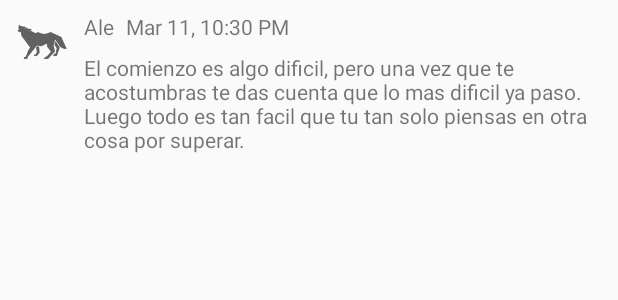
After one commit to Aleniten/Smack, an Android app: the layout message_list_view.xml on its own in the app's theme, with its tools: preview values and no code run, on a phone screen of 412 x 824 dp. The commit adds this screen. Shown: the top 300 px of the screen. Run offline under Robolectric (Android 15) with nearby library versions, the phone set to English and light mode, and no system bars.

Commit message:
messages working fine

```diff
--- a/app/src/main/java/com/aleapp/smack/Model/Message.kt
+++ b/app/src/main/java/com/aleapp/smack/Model/Message.kt
@@ -1,4 +1,4 @@
 package com.aleapp.smack.Model
 
-class Message constructor(val message: String, val userName: String, val channelId: String, val userAvatar: String
+class Message constructor(val message: String, val userName: String, val channelId: String, val userAvatar: String,
                             val userAvatarColor: String, val id: String, val timeStamp: String)
--- a/app/src/main/java/com/aleapp/smack/Services/UserDataService.kt
+++ b/app/src/main/java/com/aleapp/smack/Services/UserDataService.kt
@@ -22,6 +22,8 @@ object UserDataService {
         App.prefs.authToken = ""
         App.prefs.userEmail = ""
         App.prefs.isLoogedIn = false
+        MessageService.clearMessages()
+        MessageService.clearChannels()
 
     }
 
--- a/app/src/main/java/com/aleapp/smack/Utilities/Constatns.kt
+++ b/app/src/main/java/com/aleapp/smack/Utilities/Constatns.kt
@@ -8,6 +8,7 @@ const val URL_LOGIN = "${BASE_URL}account/login"
 const val URL_CREATE_USER = "${BASE_URL}user/add"
 const val URL_GET_USER = "${BASE_URL}user/byEmail/"
 const val URL_GET_CHANNELS = "${BASE_URL}channel/"
+const val URL_GET_MESSAGES = "${BASE_URL}message/byChannel/"
 
 // Broadcast Constants
 const val BROADCAST_USER_DATA_CHANGE = "BROADCAST_USER_DATA_CHANGE"
--- /dev/null
+++ b/app/src/main/res/layout/message_list_view.xml
@@ -0,0 +1,34 @@
+<?xml version="1.0" encoding="utf-8"?>
+<android.support.constraint.ConstraintLayout xmlns:android="http://schemas.android.com/apk/res/android"
+                                             xmlns:app="http://schemas.android.com/apk/res-auto"
+                                             xmlns:tools="http://schemas.android.com/tools"
+                                             android:layout_width="match_parent"
+                                             android:layout_height="wrap_content">
+
+    <ImageView
+            android:layout_width="40dp"
+            android:layout_height="40dp" tools:srcCompat="@drawable/dark12"
+            android:id="@+id/messageUserImage" android:layout_marginTop="8dp"
+            app:layout_constraintTop_toTopOf="parent" app:layout_constraintStart_toStartOf="parent"
+            android:layout_marginStart="8dp"/>
+    <TextView
+            android:layout_width="wrap_content"
+            android:layout_height="wrap_content"
+            android:id="@+id/messageUserNameLbl" tools:text="Ale" app:layout_constraintStart_toEndOf="@+id/messageUserImage"
+            android:layout_marginStart="8dp" android:layout_marginTop="8dp" app:layout_constraintTop_toTopOf="parent"/>
+    <TextView
+            android:layout_width="wrap_content"
+            android:layout_height="wrap_content"
+            android:id="@+id/timestampLbl" tools:text="Mar 11, 10:30 PM"
+            app:layout_constraintStart_toEndOf="@+id/messageUserNameLbl" android:layout_marginStart="8dp"
+            android:layout_marginTop="8dp" app:layout_constraintTop_toTopOf="parent"/>
+    <TextView
+            android:layout_width="0dp"
+            android:layout_height="wrap_content"
+            android:id="@+id/messageBodyLbl"
+            tools:text="El comienzo es algo dificil, pero una vez que te acostumbras te das cuenta que lo mas dificil ya paso. Luego todo es tan facil que tu tan solo piensas en otra cosa por superar."
+            app:layout_constraintStart_toEndOf="@+id/messageUserImage" android:layout_marginStart="8dp"
+            app:layout_constraintTop_toBottomOf="@+id/timestampLbl" android:layout_marginTop="8dp"
+            app:layout_constraintEnd_toEndOf="parent" android:layout_marginEnd="8dp" android:layout_marginBottom="8dp"
+            app:layout_constraintBottom_toBottomOf="parent"/>
+</android.support.constraint.ConstraintLayout>
```
Also changed, not shown: app/src/main/java/com/aleapp/smack/Adapters/MessageAdapter.kt (added, +45 -0 lines), app/src/main/java/com/aleapp/smack/Controller/MainActivity.kt (+32 -3 lines), app/src/main/java/com/aleapp/smack/Services/MessageService.kt (+50 -0 lines).
